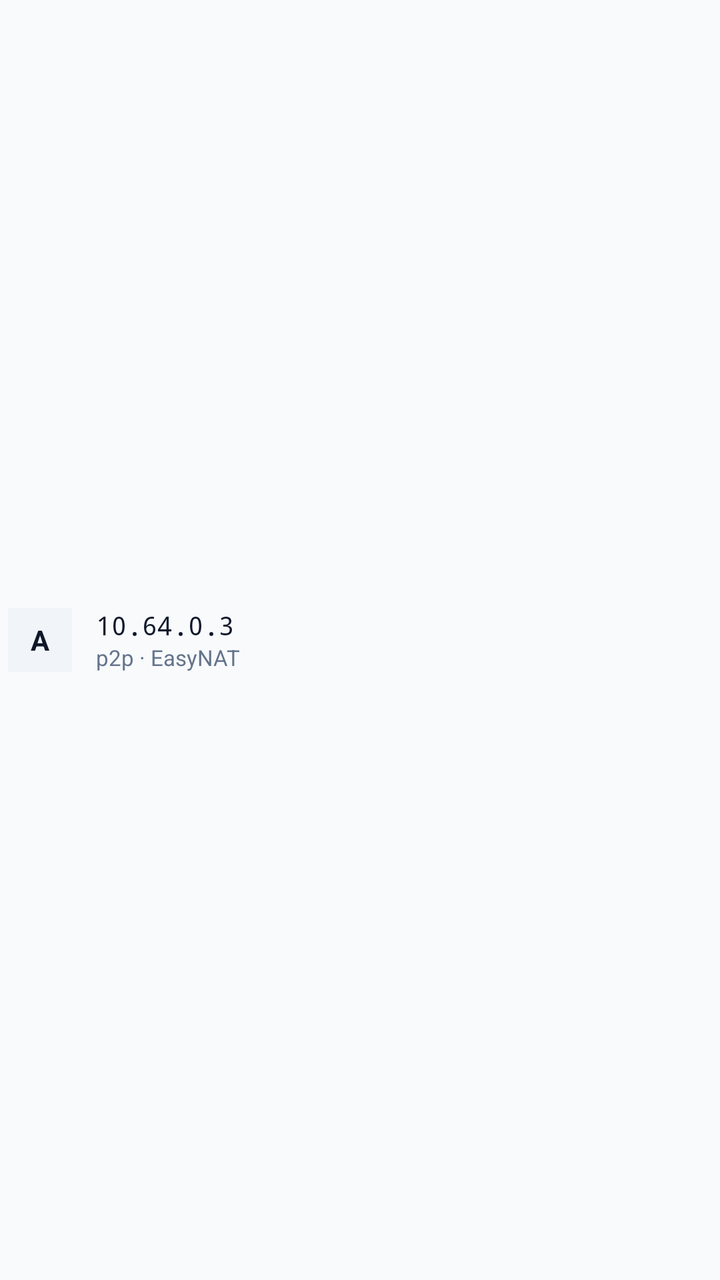
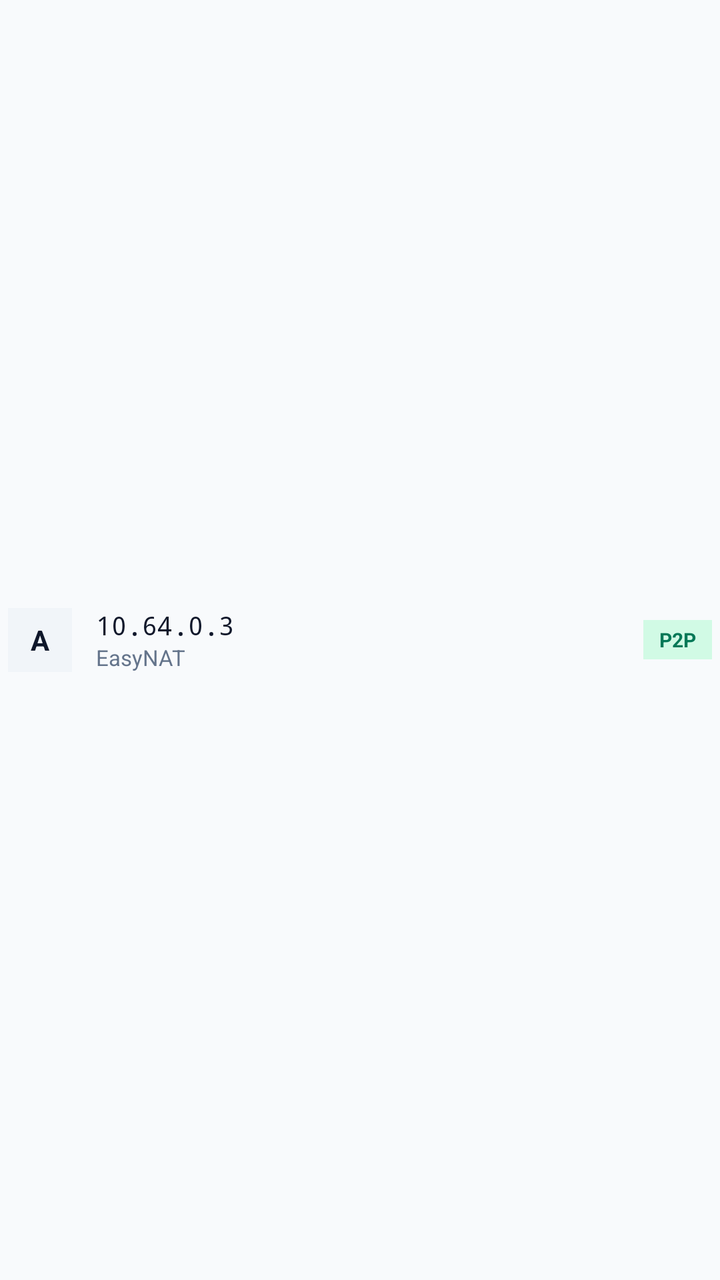

Two renders of the same Android screen: before a commit and after it. Below are the layout's source before the change and the commit's diff.
<!-- AndroidManifest.xml: application theme Theme.N2n -->
<!-- res/layout/item_peer.xml -->
<?xml version="1.0" encoding="utf-8"?>
<LinearLayout xmlns:android="http://schemas.android.com/apk/res/android"
    xmlns:app="http://schemas.android.com/apk/res-auto"
    android:layout_width="match_parent"
    android:layout_height="wrap_content"
    android:gravity="center_vertical"
    android:orientation="horizontal"
    android:paddingHorizontal="4dp"
    android:paddingVertical="10dp">

    <TextView
        android:id="@+id/tvPeerCode"
        android:layout_width="32dp"
        android:layout_height="32dp"
        android:background="@color/brand_surface_2"
        android:gravity="center"
        android:text="A"
        android:textColor="@color/brand_text"
        android:textSize="14sp"
        android:textStyle="bold" />

    <LinearLayout
        android:layout_width="0dp"
        android:layout_height="wrap_content"
        android:layout_marginStart="12dp"
        android:layout_weight="1"
        android:orientation="vertical">

        <TextView
            android:id="@+id/tvPeerVip"
            android:layout_width="match_parent"
            android:layout_height="wrap_content"
            android:fontFamily="monospace"
            android:text="10.64.0.3"
            android:textColor="@color/brand_text"
            android:textSize="13sp" />

        <TextView
            android:id="@+id/tvPeerMeta"
            android:layout_width="match_parent"
            android:layout_height="wrap_content"
            android:text="p2p · EasyNAT"
            android:textColor="@color/brand_text_dim"
            android:textSize="11sp" />
    </LinearLayout>

    

</LinearLayout>
<!-- resources referenced by this layout -->
<resources>
  <color name="brand_surface_2">#F1F5F9</color>
  <color name="brand_text">#0F172A</color>
  <color name="brand_text_dim">#64748B</color>
  <style name="Theme.N2n" parent="Theme.Material3.DayNight.NoActionBar">
          <item name="colorPrimary">@color/brand_accent</item>
          <item name="colorOnPrimary">#FFFFFF</item>
          <item name="colorSurface">@color/brand_surface</item>
          <item name="colorOnSurface">@color/brand_text</item>
          <item name="colorSurfaceVariant">@color/brand_surface_2</item>
          <item name="colorOnSurfaceVariant">@color/brand_text_dim</item>
          <item name="colorError">@color/brand_danger</item>
          <item name="android:windowBackground">@color/brand_bg</item>
          <item name="android:statusBarColor">@color/brand_bg</item>
          <item name="android:navigationBarColor">@color/brand_bg</item>
      </style>
  <color name="brand_accent">#3B82F6</color>
  <color name="brand_surface">#FFFFFF</color>
  <color name="brand_danger">#DC2626</color>
  <color name="brand_bg">#F8FAFC</color>
</resources>

<!-- the commit's change to res/layout/item_peer.xml (unified diff, before → after) -->
@@ -1,6 +1,5 @@
 <?xml version="1.0" encoding="utf-8"?>
 <LinearLayout xmlns:android="http://schemas.android.com/apk/res/android"
-    xmlns:app="http://schemas.android.com/apk/res-auto"
     android:layout_width="match_parent"
     android:layout_height="wrap_content"
     android:gravity="center_vertical"
@@ -8,6 +7,7 @@
     android:paddingHorizontal="4dp"
     android:paddingVertical="10dp">
 
+    
     <TextView
         android:id="@+id/tvPeerCode"
         android:layout_width="32dp"
@@ -39,11 +39,22 @@
             android:id="@+id/tvPeerMeta"
             android:layout_width="match_parent"
             android:layout_height="wrap_content"
-            android:text="p2p · EasyNAT"
+            android:text="EasyNAT"
             android:textColor="@color/brand_text_dim"
             android:textSize="11sp" />
     </LinearLayout>
 
     
+    <TextView
+        android:id="@+id/tvPeerBadge"
+        android:layout_width="wrap_content"
+        android:layout_height="wrap_content"
+        android:background="@color/badge_p2p_bg"
+        android:paddingHorizontal="8dp"
+        android:paddingVertical="3dp"
+        android:text="P2P"
+        android:textColor="@color/badge_p2p_fg"
+        android:textSize="10sp"
+        android:textStyle="bold" />
 
 </LinearLayout>
<!-- resource entries referenced after the edit -->
@@ -1,5 +1,7 @@
 <!-- resources referenced by this layout -->
 <resources>
+  <color name="badge_p2p_bg">#D1FAE5</color>
+  <color name="badge_p2p_fg">#047857</color>
   <color name="brand_surface_2">#F1F5F9</color>
   <color name="brand_text">#0F172A</color>
   <color name="brand_text_dim">#64748B</color>
